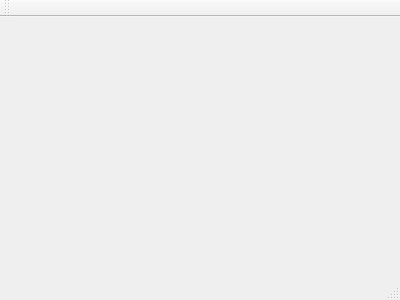
Before: the Qt Designer form mainwindow.ui in sangyobe/art_plot, drawn with Qt 5.
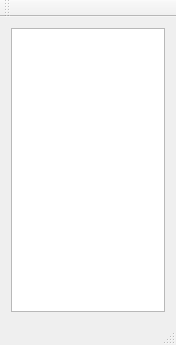
After: the same form once the commit is applied.

Patch:
```diff
--- a/mainwindow.ui
+++ b/mainwindow.ui
@@ -6,14 +6,20 @@
    <rect>
     <x>0</x>
     <y>0</y>
-    <width>400</width>
-    <height>300</height>
+    <width>176</width>
+    <height>345</height>
    </rect>
   </property>
   <property name="windowTitle">
    <string>MainWindow</string>
   </property>
-  <widget class="QWidget" name="centralWidget"/>
+  <widget class="QWidget" name="centralWidget">
+   <layout class="QVBoxLayout" name="verticalLayout">
+    <item>
+     <widget class="QListView" name="plotlistview"/>
+    </item>
+   </layout>
+  </widget>
   <widget class="QMenuBar" name="menuBar">
    <property name="geometry">
     <rect>
```
Left out of the diff: 4 changed lines with no effect on the pictures.
